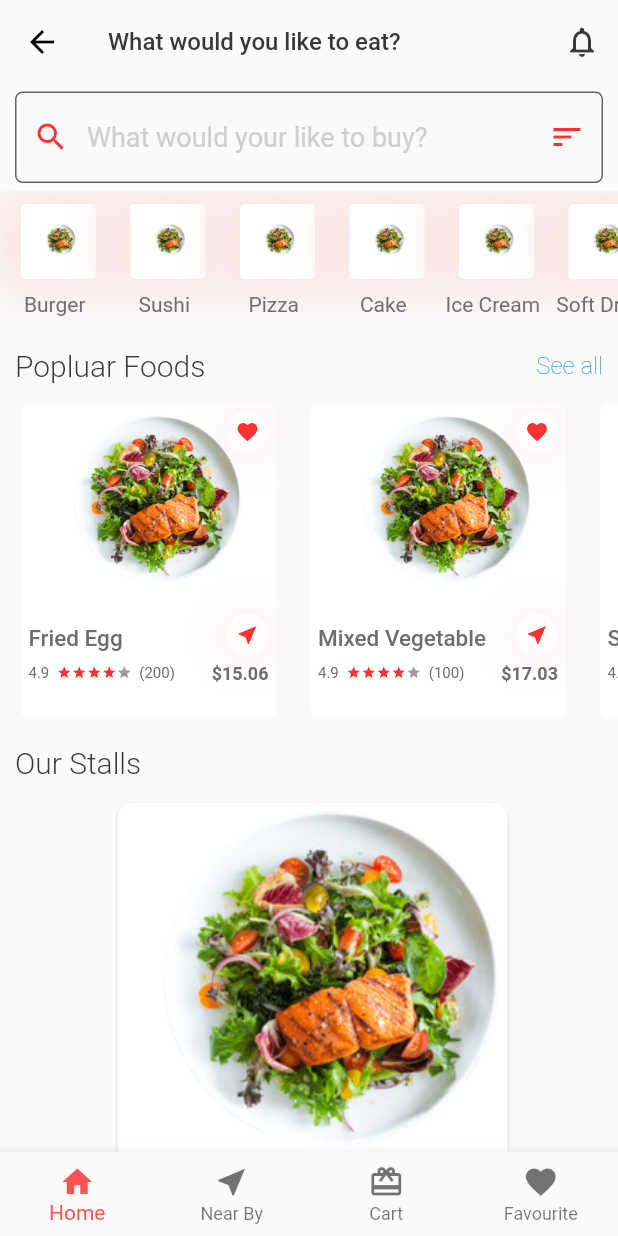
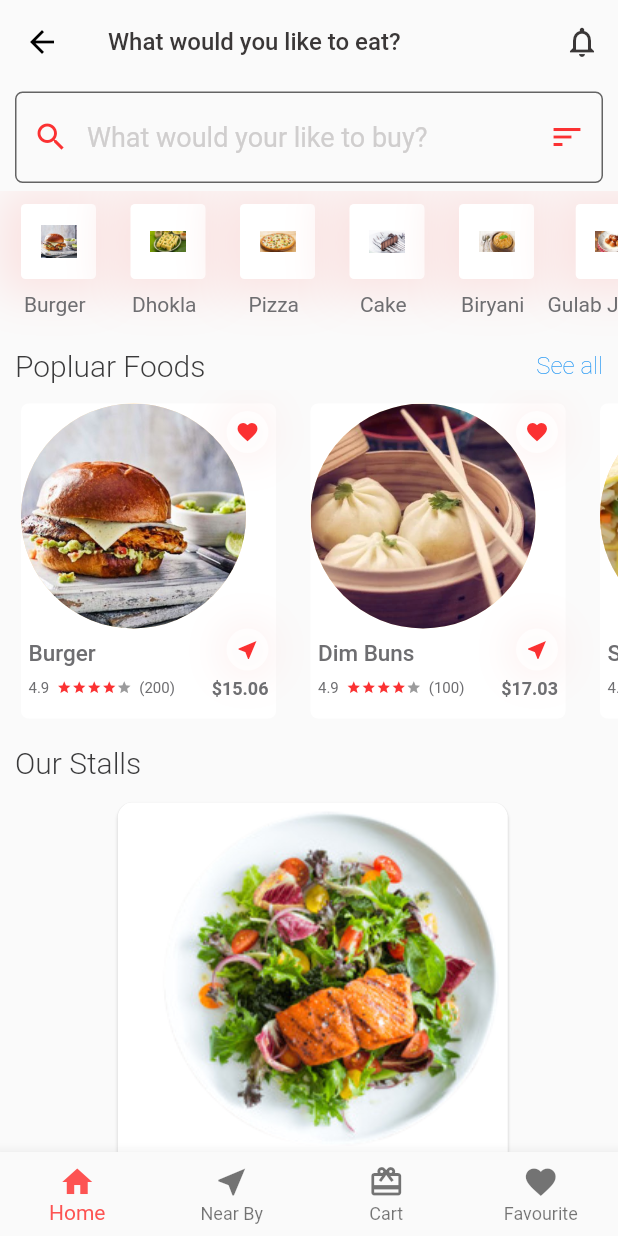
Before and after one commit to naveen-ku/food_wars, a Flutter app: the FoodCourt screen opened by its route, on a phone screen of 412 x 824 dp. Run offline on Flutter 3.47's test engine with Material 2 defaults, Android fonts, the phone set to English and light mode, and no system bars; our stand-ins replace cloud_firestore, firebase_auth, flutter_signin_button, google_sign_in; missing offline and left inert: qrscan; accounts and stored records are empty.

Commit message:
Adding some images

```diff
--- a/lib/widgets/PopularFoodWidget.dart
+++ b/lib/widgets/PopularFoodWidget.dart
@@ -102,13 +102,12 @@ class PopularFoodTiles extends StatelessWidget {
                           ),
                           Align(
                             alignment: Alignment.centerLeft,
-                            child: Center(
-                                child: Image.asset(
-                              imageUrl,
-                              width: 130,
-                              height: 140,
-                            )),
-                          )
+                            child: CircleAvatar(
+                                radius: 75,
+                                backgroundImage: AssetImage(
+                                  imageUrl,
+                                )),
+                          ),
                         ],
                       ),
                       Row(
@@ -260,64 +259,64 @@ class PopularFoodItems extends StatelessWidget {
       scrollDirection: Axis.horizontal,
       children: <Widget>[
         PopularFoodTiles(
-            name: "Fried Egg",
-            imageUrl: 'assets/images/food.png',
+            name: "Burger",
+            imageUrl: 'assets/images/mexican-chicken-burger.jpg',
             rating: '4.9',
             numberOfRating: '200',
             price: '15.06',
             slug: "fried_egg"),
         PopularFoodTiles(
-            name: "Mixed Vegetable",
-            imageUrl: 'assets/images/food.png',
+            name: "Dim Buns",
+            imageUrl: 'assets/images/dim_sums.jpg',
             rating: "4.9",
             numberOfRating: "100",
             price: "17.03",
             slug: ""),
         PopularFoodTiles(
-            name: "Salad With Chicken",
-            imageUrl: 'assets/images/food.png',
+            name: "Spring Roll",
+            imageUrl: 'assets/images/spring-roll.jpg',
             rating: "4.0",
             numberOfRating: "50",
             price: "11.00",
             slug: ""),
         PopularFoodTiles(
-            name: "Mixed Salad",
-            imageUrl: 'assets/images/food.png',
+            name: "Biryani",
+            imageUrl: 'assets/images/hyderabadi-biryani.jpg',
             rating: "4.00",
             numberOfRating: "100",
             price: "11.10",
             slug: ""),
         PopularFoodTiles(
-            name: "Red meat,Salad",
-            imageUrl: 'assets/images/food.png',
+            name: "Pizza",
+            imageUrl: 'assets/images/pizza.jpg',
             rating: "4.6",
             numberOfRating: "150",
             price: "12.00",
             slug: ""),
         PopularFoodTiles(
-            name: "Mixed Salad",
-            imageUrl: 'assets/images/food.png',
+            name: "Cake",
+            imageUrl: 'assets/images/chocolate-cake.jpg',
             rating: "4.00",
             numberOfRating: "100",
             price: "11.10",
             slug: ""),
         PopularFoodTiles(
-            name: "Potato,Meat fry",
-            imageUrl: 'assets/images/food.png',
+            name: "Gulab Jamun",
+            imageUrl: 'assets/images/gulab-jamun.jpg',
             rating: "4.2",
             numberOfRating: "70",
             price: "23.0",
             slug: ""),
         PopularFoodTiles(
-            name: "Fried Egg",
-            imageUrl: 'assets/images/food.png',
+            name: "Dhokla",
+            imageUrl: 'assets/images/dhokla.jpg',
             rating: '4.9',
             numberOfRating: '200',
             price: '15.06',
             slug: "fried_egg"),
         PopularFoodTiles(
-            name: "Red meat,Salad",
-            imageUrl: 'assets/images/food.png',
+            name: "Idli",
+            imageUrl: 'assets/images/idli.jpg',
             rating: "4.6",
             numberOfRating: "150",
             price: "12.00",
--- a/lib/widgets/TopMenus.dart
+++ b/lib/widgets/TopMenus.dart
@@ -14,19 +14,29 @@ class _TopMenusState extends State<TopMenus> {
         scrollDirection: Axis.horizontal,
         children: <Widget>[
           TopMenuTiles(
-              name: "Burger", imageUrl: 'assets/images/food.png', slug: ""),
+              name: "Burger",
+              imageUrl: 'assets/images/mexican-chicken-burger.jpg',
+              slug: ""),
           TopMenuTiles(
-              name: "Sushi", imageUrl: 'assets/images/food.png', slug: ""),
+              name: "Dhokla", imageUrl: 'assets/images/dhokla.jpg', slug: ""),
           TopMenuTiles(
-              name: "Pizza", imageUrl: 'assets/images/food.png', slug: ""),
+              name: "Pizza", imageUrl: 'assets/images/pizza.jpg', slug: ""),
           TopMenuTiles(
-              name: "Cake", imageUrl: 'assets/images/food.png', slug: ""),
+              name: "Cake",
+              imageUrl: 'assets/images/chocolate-cake.jpg',
+              slug: ""),
           TopMenuTiles(
-              name: "Ice Cream", imageUrl: 'assets/images/food.png', slug: ""),
+              name: "Biryani",
+              imageUrl: 'assets/images/hyderabadi-biryani.jpg',
+              slug: ""),
           TopMenuTiles(
-              name: "Soft Drink", imageUrl: 'assets/images/food.png', slug: ""),
+              name: "Gulab Jamun",
+              imageUrl: 'assets/images/gulab-jamun.jpg',
+              slug: ""),
           TopMenuTiles(
-              name: "Burger", imageUrl: 'assets/images/food.png', slug: ""),
+              name: "Spring Roll",
+              imageUrl: 'assets/images/spring-roll.jpg',
+              slug: ""),
           TopMenuTiles(
               name: "Sushi", imageUrl: 'assets/images/food.png', slug: ""),
         ],
```
